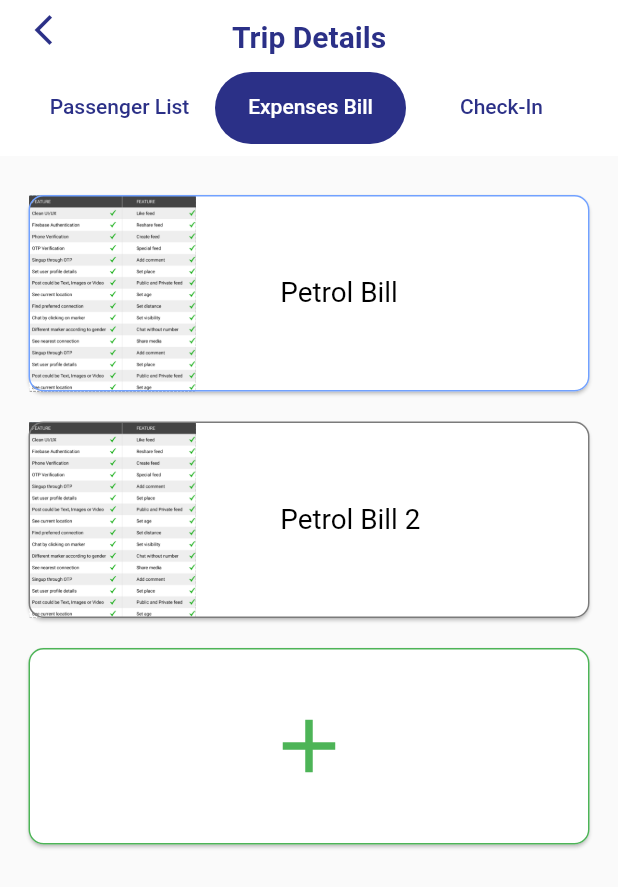
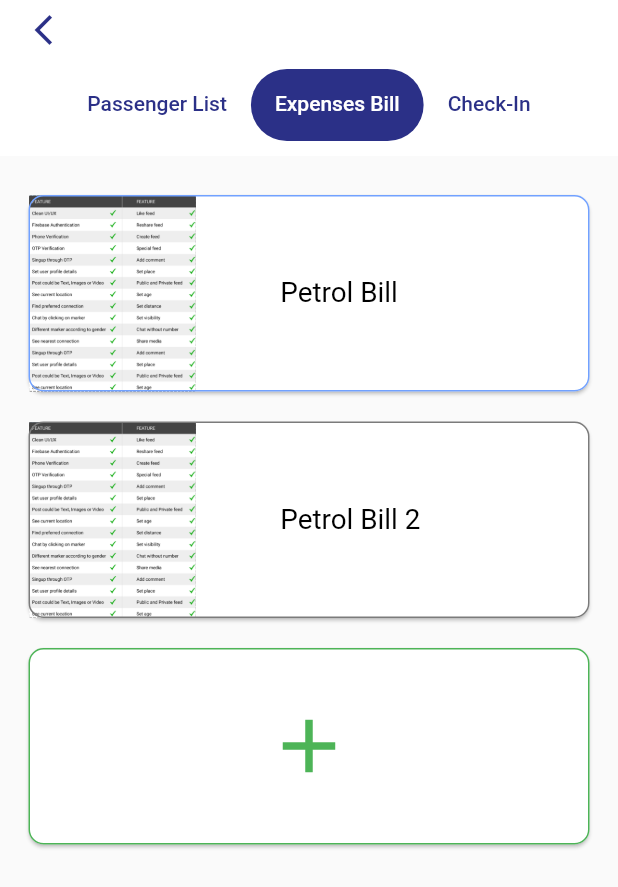
Before and after one commit to darshitsoftrefine/client_submit, a Flutter app: the screen it shows after launch, tab 2 chosen, on a phone screen of 412 x 824 dp. Shown: the top 887 px of the screen. Run offline on Flutter 3.47's test engine with Material 2 defaults, Android fonts, the phone set to English and light mode, and no system bars; our stand-ins replace google_fonts; missing offline and left inert: mobile_scanner, rounded_expansion_tile.

Commit message:
UI changes

```diff
--- a/lib/constants/custom_widgets.dart
+++ b/lib/constants/custom_widgets.dart
@@ -161,7 +161,6 @@ class CustomWidgets {
                       ],
                     ),
                   ),
-                  //Text("Name: "+ browseList[index].name, style: TextStyle(fontSize: 14),),
                   trailing: IconButton(
                     onPressed: (){}, icon: const Icon(Icons.arrow_drop_down_sharp, size: 35,),),
 
--- a/lib/tab_bar.dart
+++ b/lib/tab_bar.dart
@@ -25,8 +25,8 @@ class Tab_Bar extends StatelessWidget {
             ),
             centerTitle: true,
           bottom: TabBar(
-            //isScrollable: true,
-            padding: const EdgeInsets.only(left: 16, right: 14, top: 8, bottom: 8),
+            isScrollable: true,
+              padding: EdgeInsets.all(10),
               unselectedLabelColor: CustomColors.primaryColor,
               indicator: BoxDecoration(
                   borderRadius: BorderRadius.circular(50), // Creates border
--- a/lib/themes/themes.dart
+++ b/lib/themes/themes.dart
@@ -17,7 +17,7 @@ class CustomTheme {
           labelLarge: GoogleFonts.roboto(color: CustomColors.primaryColor, fontWeight: FontWeight.w400, fontSize: 15),
           //headlineMedium: GoogleFonts.montserrat(color: CustomColors.customBlack, fontSize: 18, fontWeight: FontWeight.w700),
           titleSmall: GoogleFonts.roboto(color: Colors.black, fontSize: 14, fontWeight: FontWeight.w400),
-          titleLarge: GoogleFonts.roboto(color: CustomColors.primaryColor, fontSize: 20, fontWeight: FontWeight.w600),
+          titleLarge: GoogleFonts.roboto(color: CustomColors.secondaryColor, fontSize: 20, fontWeight: FontWeight.w600),
           bodySmall: GoogleFonts.roboto(color: Colors.black, fontSize: 14, fontWeight: FontWeight.bold),
           labelSmall: GoogleFonts.roboto(color: Colors.black, fontSize: 18.57, fontWeight: FontWeight.w400),
           displaySmall: GoogleFonts.roboto(color:Colors.black, fontSize: 10, fontWeight: FontWeight.w500),
--- a/lib/trip_details/check_in/check_in_qr.dart
+++ b/lib/trip_details/check_in/check_in_qr.dart
@@ -1,3 +1,4 @@
+import 'package:client_submit/themes/themes.dart';
 import 'package:client_submit/trip_details/check_in/QRScanner.dart';
 import 'package:client_submit/trip_details/check_in/found_screen.dart';
 import 'package:flutter/material.dart';
@@ -34,7 +35,7 @@ class _ScannerState extends State<Scanner> {
             controller: cameraController,
             onDetect: _foundBarcode,),
           QRScannerOverlay(overlayColour: Colors.white.withOpacity(0.5)),
-          const Text("Scan QR Code", style: TextStyle(fontSize: 22, fontWeight: FontWeight.w700),),
+           Text("Scan QR Code", style: CustomTheme.lightTheme().textTheme.titleLarge,),
         ],
       )
     );
```
